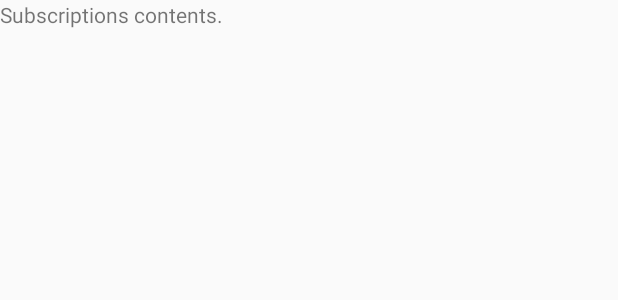
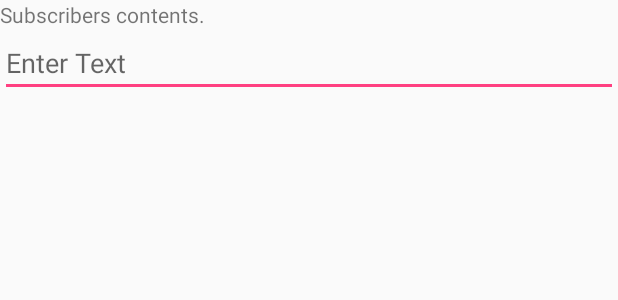
Before and after one commit to ichomchom/Trip-Mobile, an Android app: the layout fragment_new_trip_subscribers.xml on its own in the app's theme, with its tools: preview values and no code run, on a phone screen of 412 x 824 dp. Shown: the top 300 px of the screen. Run offline under Robolectric (Android 15) with nearby library versions, the phone set to English and light mode, and no system bars.

Commit message:
Changed draggable overlay to a grip handle in New Trip's sliding panel.  See code for details.

```diff
--- a/app/src/main/java/com/csusb/cse455/trip/adapter/FixedTabsPagerAdapter.java
+++ b/app/src/main/java/com/csusb/cse455/trip/adapter/FixedTabsPagerAdapter.java
@@ -52,7 +52,6 @@ public class FixedTabsPagerAdapter extends FragmentPagerAdapter {
         {
             return null;
         }
-
         return mFragments.get(position).getTitle();
     }
 }
--- a/app/src/main/res/layout/fragment_new_trip_subscribers.xml
+++ b/app/src/main/res/layout/fragment_new_trip_subscribers.xml
@@ -1,13 +1,27 @@
-<FrameLayout xmlns:android="http://schemas.android.com/apk/res/android"
+<ScrollView xmlns:android="http://schemas.android.com/apk/res/android"
     xmlns:tools="http://schemas.android.com/tools"
     android:layout_width="match_parent"
     android:layout_height="match_parent"
     tools:context="com.csusb.cse455.trip.ui.NewTripSubscribersFragment">
 
-    <!-- TODO: Update blank fragment layout -->
-    <TextView
+    <android.support.v7.widget.LinearLayoutCompat
         android:layout_width="match_parent"
-        android:layout_height="match_parent"
-        android:text="Subscriptions contents." />
+        android:layout_height="wrap_content"
+        android:orientation="vertical"
+        android:focusable="true"
+        android:focusableInTouchMode="true">
 
-</FrameLayout>
+        <TextView
+            android:id="@+id/test_text"
+            android:layout_width="match_parent"
+            android:layout_height="wrap_content"
+            android:text="Subscribers contents." />
+
+        <EditText
+            android:layout_width="match_parent"
+            android:layout_height="wrap_content"
+            android:hint="Enter Text"/>
+
+    </android.support.v7.widget.LinearLayoutCompat>
+
+</ScrollView>
--- a/app/src/main/res/layout/tab_pager_layout.xml
+++ b/app/src/main/res/layout/tab_pager_layout.xml
@@ -12,7 +12,6 @@
     <android.support.design.widget.TabLayout
         android:id="@+id/tab_layout"
         android:layout_width="wrap_content"
-        android:layout_height="wrap_content"
-        android:duplicateParentState="true" />
+        android:layout_height="wrap_content"/>
 
 </android.support.v4.view.ViewPager>
--- a/app/src/main/res/values/dimens.xml
+++ b/app/src/main/res/values/dimens.xml
@@ -1,10 +1,11 @@
 <resources>
-    <!-- Default screen margins, per the Android Design guidelines. -->
     <dimen name="activity_horizontal_margin">16dp</dimen>
     <dimen name="activity_vertical_margin">16dp</dimen>
     <dimen name="nav_header_vertical_spacing">16dp</dimen>
     <dimen name="nav_header_height">160dp</dimen>
     <dimen name="fab_margin">16dp</dimen>
-    <dimen name="map_sliding_panel_min_height">54dp</dimen>
+    <dimen name="map_sliding_panel_min_height">24dp</dimen>
+    <dimen name="map_sliding_panel_default_height">200dp</dimen>
+    <dimen name="map_sliding_panel_tab_height">76dp</dimen>
     <dimen name="map_sliding_panel_shadow_height">4dp</dimen>
 </resources>
```
Also changed, not shown: app/src/main/java/com/csusb/cse455/trip/ui/NewTripActivity.java (+38 -14 lines), app/src/main/res/drawable/ic_drag_handle_black_24px.xml (added, +9 -0 lines), app/src/main/res/layout/fragment_new_trip_locations.xml (+20 -6 lines), app/src/main/res/layout/sliding_panel_layout.xml (+20 -10 lines).
